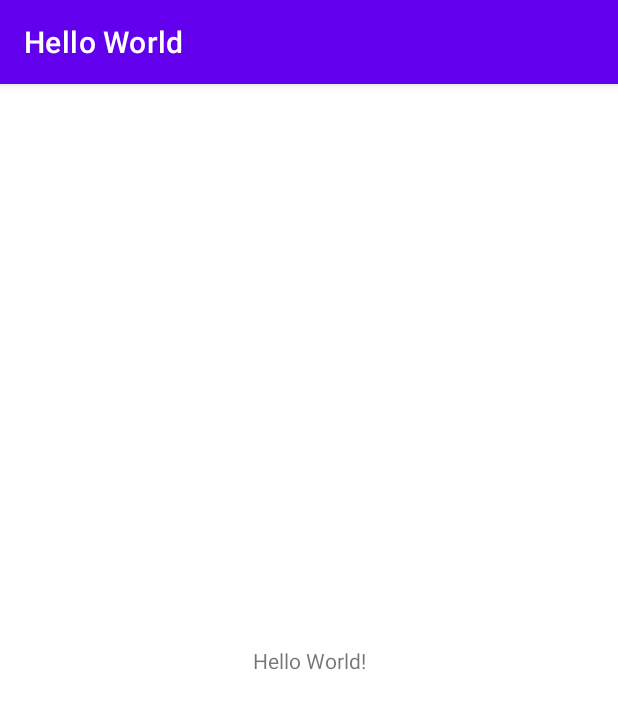
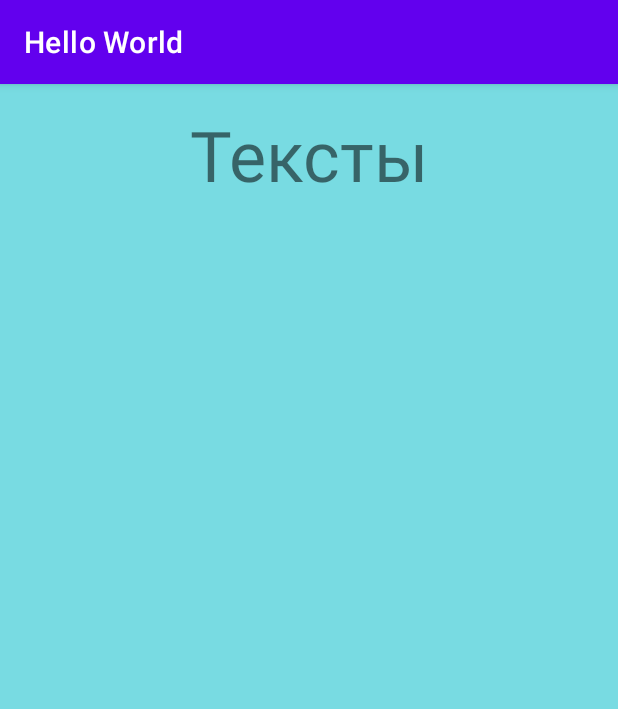
Before and after one commit to jexsa88/HelloWorld, an Android app: the screen it shows after launch (MainActivity), on a phone screen of 412 x 824 dp. Shown: the top 709 px of the screen. Run offline under Robolectric (Android 15) with nearby library versions, the light colour scheme and no system bars.

Commit message:
начало

```diff
--- a/app/src/main/res/layout/activity_main.xml
+++ b/app/src/main/res/layout/activity_main.xml
@@ -4,15 +4,19 @@
     xmlns:tools="http://schemas.android.com/tools"
     android:layout_width="match_parent"
     android:layout_height="match_parent"
+    android:background="#78dbe2"
     tools:context=".MainActivity">
 
     <TextView
-        android:layout_width="wrap_content"
-        android:layout_height="wrap_content"
-        android:text="Hello World!"
-        app:layout_constraintBottom_toBottomOf="parent"
-        app:layout_constraintLeft_toLeftOf="parent"
-        app:layout_constraintRight_toRightOf="parent"
-        app:layout_constraintTop_toTopOf="parent" />
-
+        android:id="@+id/textView"
+        android:layout_width="195dp"
+        android:layout_height="61dp"
+        android:layout_marginTop="16dp"
+        android:gravity="center"
+        android:text="Тексты песен"
+        android:textSize="70px"
+        app:layout_constraintEnd_toEndOf="parent"
+        app:layout_constraintStart_toStartOf="parent"
+        app:layout_constraintTop_toTopOf="parent"
+        tools:ignore="MissingConstraints" />
 </androidx.constraintlayout.widget.ConstraintLayout>
```
